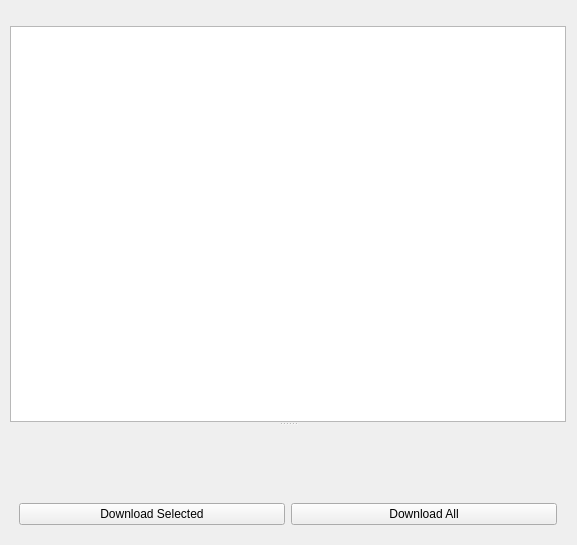
First picture: the form in sVanilla/src/ClientUi/VideoList/VideoWidget.ui, repository WangPengZhan/sVanilla, before the edit.
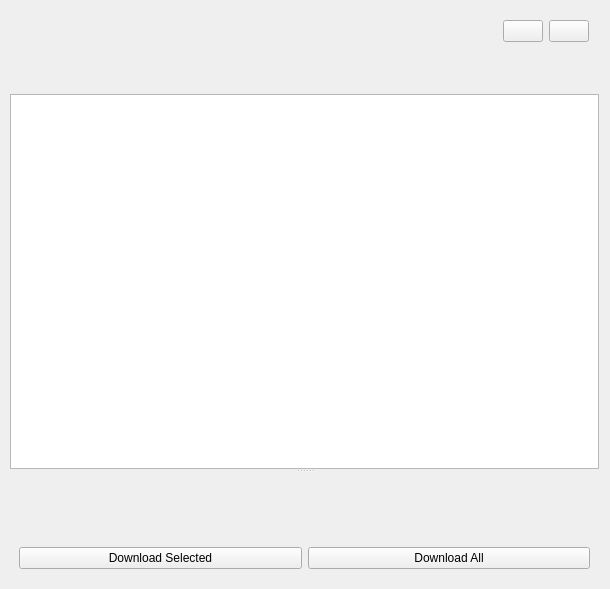
Second picture: the form after the edit. Icons and pictures are not drawn. Custom widgets are drawn as their Qt base class.

Diff of the .ui file:
```diff
--- a/sVanilla/src/ClientUi/VideoList/VideoWidget.ui
+++ b/sVanilla/src/ClientUi/VideoList/VideoWidget.ui
@@ -6,8 +6,8 @@
    <rect>
     <x>0</x>
     <y>0</y>
-    <width>577</width>
-    <height>545</height>
+    <width>610</width>
+    <height>589</height>
    </rect>
   </property>
   <layout class="QVBoxLayout" name="verticalLayout">
@@ -18,14 +18,8 @@
     <number>10</number>
    </property>
    <item>
-    <widget class="QWidget" name="switchBtnWidget" native="true">
-     <property name="sizePolicy">
-      <sizepolicy hsizetype="Expanding" vsizetype="Fixed">
-       <horstretch>0</horstretch>
-       <verstretch>0</verstretch>
-      </sizepolicy>
-     </property>
-     <layout class="QHBoxLayout" name="horizontalLayout_2">
+    <widget class="QWidget" name="widget" native="true">
+     <layout class="QHBoxLayout" name="horizontalLayout_3">
       <property name="leftMargin">
        <number>10</number>
       </property>
@@ -33,10 +27,10 @@
        <number>10</number>
       </property>
       <property name="rightMargin">
-       <number>0</number>
+       <number>10</number>
       </property>
       <property name="bottomMargin">
-       <number>0</number>
+       <number>5</number>
       </property>
       <item>
        <widget class="Vanilla::ToggleButton" name="btnSwitch" native="true"/>
@@ -52,10 +46,91 @@
         <property name="minimumSize">
          <size>
           <width>400</width>
-          <height>0</height>
+          <height>20</height>
          </size>
         </property>
        </widget>
+      </item>
+      <item>
+       <widget class="QPushButton" name="btnClipboard">
+        <property name="text">
+         <string/>
+        </property>
+        <property name="icon">
+         <iconset resource="../../../resource/sVanilla.qrc">
+          <normaloff>:/icon/home/clipboard.svg</normaloff>:/icon/home/clipboard.svg</iconset>
+        </property>
+        <property name="_vanillaStyle_Patch" stdset="0">
+         <string>CleanButtonPatch</string>
+        </property>
+       </widget>
+      </item>
+      <item>
+       <widget class="QPushButton" name="btnHistory">
+        <property name="text">
+         <string/>
+        </property>
+        <property name="icon">
+         <iconset resource="../../../resource/sVanilla.qrc">
+          <normaloff>:/icon/home/history.svg</normaloff>:/icon/home/history.svg</iconset>
+        </property>
+        <property name="_vanillaStyle_Patch" stdset="0">
+         <string>CleanButtonPatch</string>
+        </property>
+       </widget>
+      </item>
+     </layout>
+    </widget>
+   </item>
+   <item>
+    <widget class="QWidget" name="switchBtnWidget" native="true">
+     <property name="sizePolicy">
+      <sizepolicy hsizetype="Expanding" vsizetype="Fixed">
+       <horstretch>0</horstretch>
+       <verstretch>0</verstretch>
+      </sizepolicy>
+     </property>
+     <layout class="QHBoxLayout" name="horizontalLayout_2">
+      <property name="spacing">
+       <number>10</number>
+      </property>
+      <property name="leftMargin">
+       <number>10</number>
+      </property>
+      <property name="topMargin">
+       <number>10</number>
+      </property>
+      <property name="rightMargin">
+       <number>0</number>
+      </property>
+      <property name="bottomMargin">
+       <number>5</number>
+      </property>
+      <item>
+       <widget class="Vanilla::ToggleButton" name="btnSwitch" native="true"/>
+      </item>
+      <item>
+       <widget class="DownloadCount" name="widgetDownloadCount" native="true"/>
+      </item>
+      <item>
+       <widget class="QLabel" name="labelPlaylistTitle">
+        <property name="text">
+         <string/>
+        </property>
+       </widget>
+      </item>
+      <item>
+       <spacer name="horizontalSpacer">
+        <property name="orientation">
+         <enum>Qt::Orientation::Horizontal</enum>
+        </property>
+        <property name="sizeHint" stdset="0">
+         <size>
+          <width>40</width>
+          <height>20</height>
+         </size>
+        </property>
+       </spacer>
       </item>
      </layout>
     </widget>
@@ -205,6 +280,12 @@
    <header>SUI/SearchLineEdit.h</header>
    <container>1</container>
   </customwidget>
+  <customwidget>
+   <class>DownloadCount</class>
+   <extends>QWidget</extends>
+   <header>SUI/DownloadCount.h</header>
+   <container>1</container>
+  </customwidget>
  </customwidgets>
  <resources/>
  <connections/>
```
Left out of the diff: 10 changed lines with no effect on the pictures.
